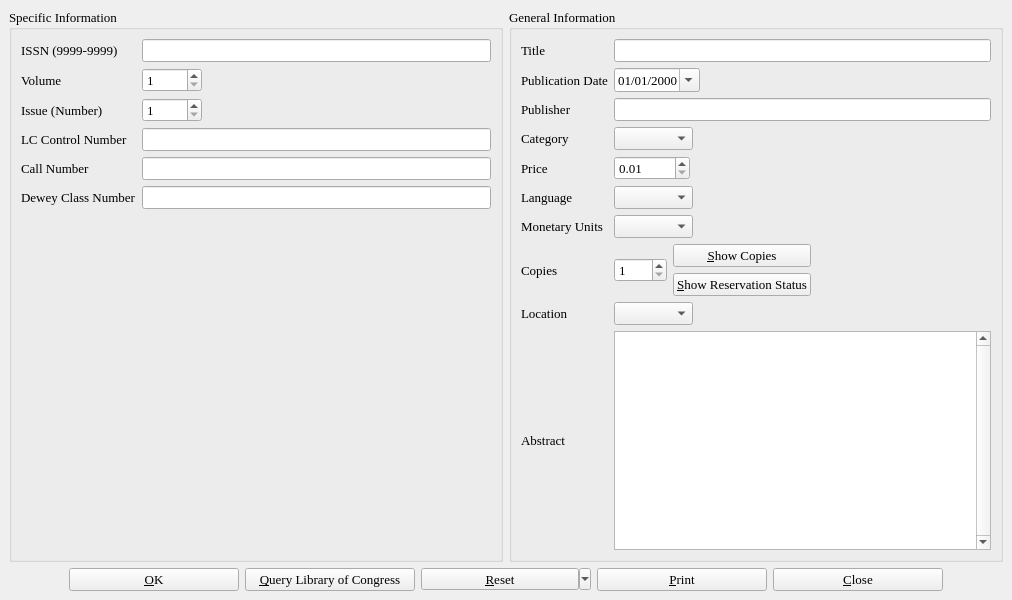
This is maginfo.ui in textbrowser/biblioteq as Qt 5 draws it before an edit. The edited form follows.
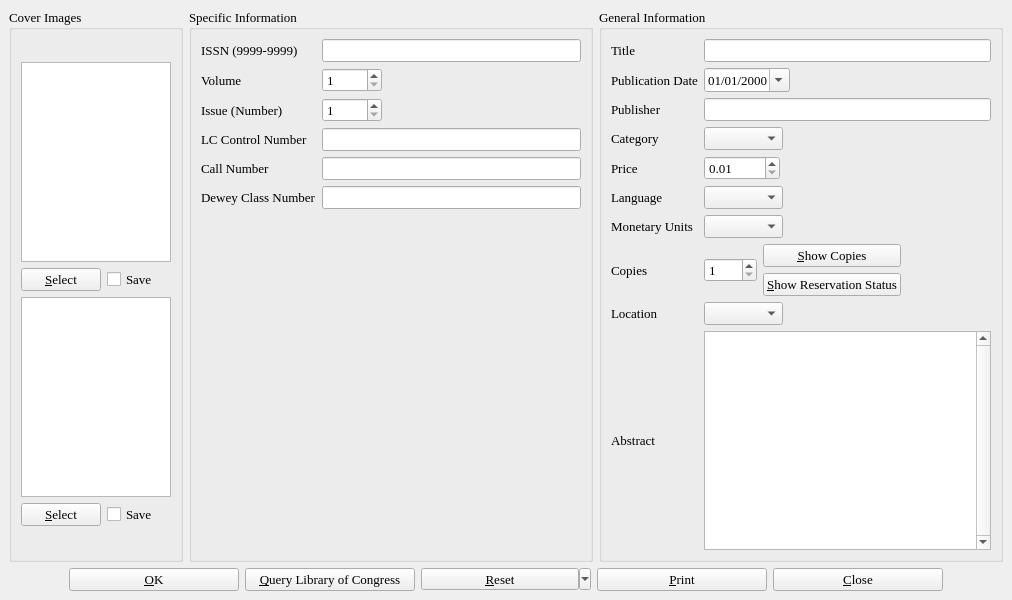
This is the edited form. Icons and pictures are not drawn.

What changed in the file:
```diff
--- a/maginfo.ui
+++ b/maginfo.ui
@@ -29,10 +29,142 @@
     <item>
      <layout class="QHBoxLayout" >
       <item>
+       <widget class="QGroupBox" name="coverImages" >
+        <property name="sizePolicy" >
+         <sizepolicy vsizetype="Preferred" hsizetype="Fixed" >
+          <horstretch>0</horstretch>
+          <verstretch>0</verstretch>
+         </sizepolicy>
+        </property>
+        <property name="title" >
+         <string>Cover Images</string>
+        </property>
+        <layout class="QVBoxLayout" >
+         <item>
+          <spacer>
+           <property name="orientation" >
+            <enum>Qt::Vertical</enum>
+           </property>
+           <property name="sizeHint" >
+            <size>
+             <width>20</width>
+             <height>40</height>
+            </size>
+           </property>
+          </spacer>
+         </item>
+         <item>
+          <widget class="QGraphicsView" name="front_image" >
+           <property name="minimumSize" >
+            <size>
+             <width>150</width>
+             <height>200</height>
+            </size>
+           </property>
+           <property name="maximumSize" >
+            <size>
+             <width>150</width>
+             <height>200</height>
+            </size>
+           </property>
+           <property name="toolTip" >
+            <string>Front Cover Image</string>
+           </property>
+           <property name="verticalScrollBarPolicy" >
+            <enum>Qt::ScrollBarAsNeeded</enum>
+           </property>
+           <property name="horizontalScrollBarPolicy" >
+            <enum>Qt::ScrollBarAsNeeded</enum>
+           </property>
+           <property name="viewportUpdateMode" >
+            <enum>QGraphicsView::FullViewportUpdate</enum>
+           </property>
+          </widget>
+         </item>
+         <item>
+          <layout class="QHBoxLayout" >
+           <item>
+            <widget class="QPushButton" name="frontButton" >
+             <property name="text" >
+              <string>&amp;Select</string>
+             </property>
+            </widget>
+           </item>
+           <item>
+            <widget class="QCheckBox" name="frontCheck" >
+             <property name="text" >
+              <string>Save</string>
+             </property>
+            </widget>
+           </item>
+          </layout>
+         </item>
+         <item>
+          <widget class="QGraphicsView" name="back_image" >
+           <property name="minimumSize" >
+            <size>
+             <width>150</width>
+             <height>200</height>
+            </size>
+           </property>
+           <property name="maximumSize" >
+            <size>
+             <width>150</width>
+             <height>200</height>
+            </size>
+           </property>
+           <property name="toolTip" >
+            <string>Back Cover Image</string>
+           </property>
+           <property name="verticalScrollBarPolicy" >
+            <enum>Qt::ScrollBarAsNeeded</enum>
+           </property>
+           <property name="horizontalScrollBarPolicy" >
+            <enum>Qt::ScrollBarAsNeeded</enum>
+           </property>
+          </widget>
+         </item>
+         <item>
+          <layout class="QHBoxLayout" >
+           <item>
+            <widget class="QPushButton" name="backButton" >
+             <property name="text" >
+              <string>&amp;Select</string>
+             </property>
+            </widget>
+           </item>
+           <item>
+            <widget class="QCheckBox" name="backCheck" >
+             <property name="text" >
+              <string>Save</string>
+             </property>
+            </widget>
+           </item>
+          </layout>
+         </item>
+         <item>
+          <spacer>
+           <property name="orientation" >
+            <enum>Qt::Vertical</enum>
+           </property>
+           <property name="sizeHint" >
+            <size>
+             <width>20</width>
+             <height>40</height>
+            </size>
+           </property>
+          </spacer>
+         </item>
+        </layout>
+       </widget>
+      </item>
+      <item>
+       <layout class="QHBoxLayout" >
+        <item>
        <widget class="QGroupBox" name="groupBox" >
         <property name="minimumSize" >
          <size>
-          <width>485</width>
+            <width>400</width>
           <height>0</height>
          </size>
         </property>
@@ -279,7 +411,7 @@
        <widget class="QGroupBox" name="groupBox_2" >
         <property name="minimumSize" >
          <size>
-          <width>485</width>
+            <width>400</width>
           <height>0</height>
          </size>
         </property>
@@ -812,6 +944,8 @@
       </item>
      </layout>
     </item>
+     </layout>
+    </item>
     <item>
      <layout class="QHBoxLayout" >
       <item>
```
Left out of the diff: 6 changed lines with no effect on the pictures. Lines whose indentation alone changed are shown as unchanged.
